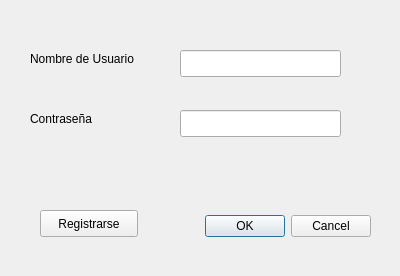
Above: QT/ventanaCredenciales.ui from javierocrono/Maquina-de-Turing-python before the change. Below: the same form after it.
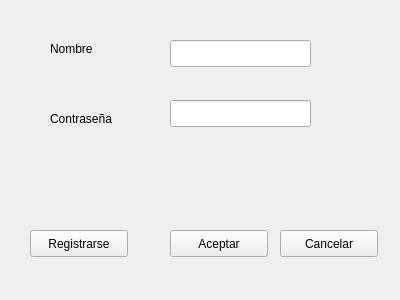
That is the form after the change.

Commit message: en progreso ventanas de inicio

```diff
--- a/QT/ventanaCredenciales.ui
+++ b/QT/ventanaCredenciales.ui
@@ -1,85 +1,95 @@
 <?xml version="1.0" encoding="UTF-8"?>
 <ui version="4.0">
  <class>ventanaCredenciales</class>
- <widget class="QDialog" name="ventanaCredenciales">
+ <widget class="QWidget" name="ventanaCredenciales">
   <property name="geometry">
    <rect>
     <x>0</x>
     <y>0</y>
     <width>400</width>
-    <height>276</height>
+    <height>300</height>
    </rect>
   </property>
   <property name="windowTitle">
    <string>Inicio de sesion</string>
   </property>
-  <widget class="QDialogButtonBox" name="buttonCancelarAceptar">
+  <widget class="QPushButton" name="buttonAceptar">
    <property name="geometry">
     <rect>
-     <x>30</x>
-     <y>210</y>
-     <width>341</width>
-     <height>32</height>
+     <x>170</x>
+     <y>230</y>
+     <width>98</width>
+     <height>27</height>
     </rect>
    </property>
-   <property name="orientation">
-    <enum>Qt::Horizontal</enum>
+   <property name="text">
+    <string>Aceptar</string>
    </property>
-   <property name="standardButtons">
-    <set>QDialogButtonBox::Cancel|QDialogButtonBox::Ok</set>
+  </widget>
+  <widget class="QPushButton" name="buttonCancelar">
+   <property name="geometry">
+    <rect>
+     <x>280</x>
+     <y>230</y>
+     <width>98</width>
+     <height>27</height>
+    </rect>
+   </property>
+   <property name="text">
+    <string>Cancelar</string>
    </property>
   </widget>
   <widget class="QLineEdit" name="lineNombre">
    <property name="geometry">
     <rect>
-     <x>180</x>
-     <y>50</y>
-     <width>161</width>
+     <x>170</x>
+     <y>40</y>
+     <width>141</width>
      <height>27</height>
     </rect>
    </property>
   </widget>
-  <widget class="QLabel" name="labelNombre">
-   <property name="geometry">
-    <rect>
-     <x>30</x>
-     <y>50</y>
-     <width>131</width>
-     <height>17</height>
-    </rect>
-   </property>
-   <property name="text">
-    <string>Nombre de Usuario</string>
-   </property>
-  </widget>
-  <widget class="QLabel" name="labelContrasenia">
-   <property name="geometry">
-    <rect>
-     <x>30</x>
-     <y>110</y>
-     <width>131</width>
-     <height>17</height>
-    </rect>
-   </property>
-   <property name="text">
-    <string>Contraseña</string>
-   </property>
-  </widget>
   <widget class="QLineEdit" name="lineContrasenia">
    <property name="geometry">
     <rect>
-     <x>180</x>
-     <y>110</y>
-     <width>161</width>
+     <x>170</x>
+     <y>100</y>
+     <width>141</width>
      <height>27</height>
     </rect>
    </property>
   </widget>
+  <widget class="QLabel" name="label">
+   <property name="geometry">
+    <rect>
+     <x>50</x>
+     <y>40</y>
+     <width>81</width>
+     <height>17</height>
+    </rect>
+   </property>
+   <property name="text">
+    <string>Nombre</string>
+   </property>
+  </widget>
+  <widget class="QLabel" name="label_2">
+   <property name="geometry">
+    <rect>
+     <x>50</x>
+     <y>110</y>
+     <width>81</width>
+     <height>17</height>
+    </rect>
+   </property>
+   <property name="text">
+    <string>Contraseña</string>
+   </property>
+  </widget>
   <widget class="QPushButton" name="buttonRegistro">
    <property name="geometry">
     <rect>
-     <x>40</x>
-     <y>210</y>
+     <x>30</x>
+     <y>230</y>
      <width>98</width>
      <height>27</height>
     </rect>
```
Left out of the diff: 35 changed lines with no effect on the pictures. The commit also changes 8 other files.
